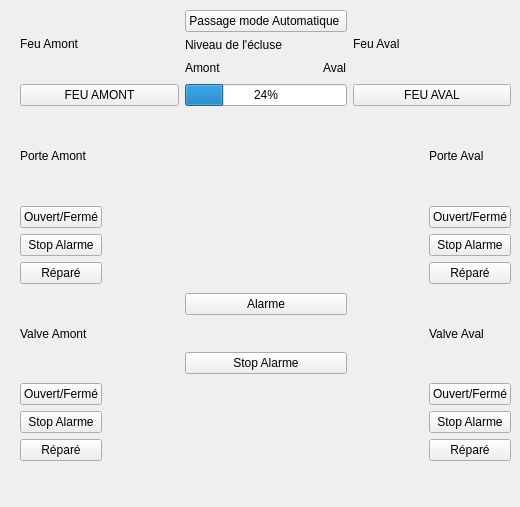
Alpam/Ecluse, file expert.ui: the form before one commit.
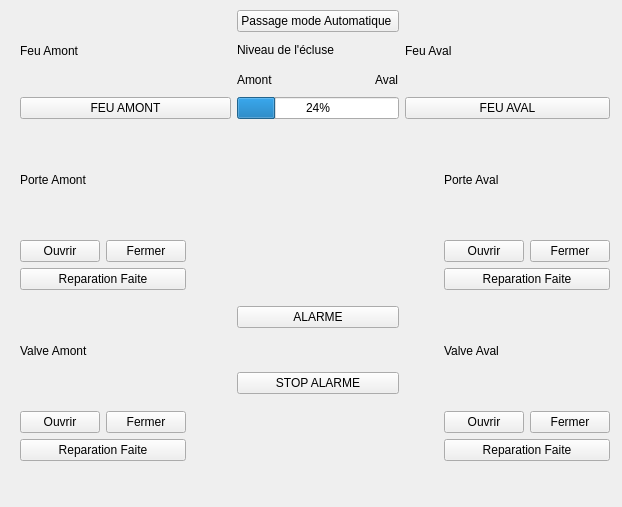
The form after the commit.

Commit message: Boutons fonctionnels

```diff
--- a/expert.ui
+++ b/expert.ui
@@ -6,7 +6,7 @@
    <rect>
     <x>0</x>
     <y>0</y>
-    <width>520</width>
+    <width>622</width>
     <height>507</height>
    </rect>
   </property>
@@ -18,79 +18,69 @@
     <rect>
      <x>20</x>
      <y>10</y>
-     <width>491</width>
+     <width>590</width>
      <height>451</height>
     </rect>
    </property>
    <layout class="QGridLayout" name="gridLayout">
-    <item row="6" column="0">
-     <widget class="QPushButton" name="vAmOnOff">
-      <property name="text">
-       <string>Ouvert/Fermé</string>
-      </property>
-     </widget>
+    <item row="3" column="6">
+     <layout class="QGridLayout" name="gridLayout_6">
+      <item row="0" column="0">
+       <widget class="QPushButton" name="pAvOnOff">
+        <property name="text">
+         <string>Ouvrir</string>
+        </property>
+       </widget>
+      </item>
+      <item row="0" column="1">
+       <widget class="QPushButton" name="pAvOff">
+        <property name="text">
+         <string>Fermer</string>
+        </property>
+       </widget>
+      </item>
+     </layout>
     </item>
-    <item row="2" column="0">
-     <widget class="QPushButton" name="pAmOnOff">
-      <property name="text">
-       <string>Ouvert/Fermé</string>
-      </property>
-     </widget>
-    </item>
-    <item row="5" column="0">
+    <item row="6" column="1">
      <widget class="QLabel" name="label_3">
       <property name="text">
        <string>Valve Amont</string>
       </property>
      </widget>
     </item>
-    <item row="4" column="2" rowspan="3">
+    <item row="5" column="4" rowspan="3">
      <layout class="QGridLayout" name="gridLayout_2">
       <item row="0" column="0">
        <widget class="QPushButton" name="boutonStartAlarme">
         <property name="text">
-         <string>Alarme</string>
+         <string>ALARME</string>
         </property>
        </widget>
       </item>
       <item row="1" column="0">
        <widget class="QPushButton" name="boutonStopAlarme">
         <property name="text">
-         <string>Stop Alarme</string>
+         <string>STOP ALARME</string>
         </property>
        </widget>
       </item>
      </layout>
     </item>
-    <item row="1" column="0">
+    <item row="1" column="1">
      <widget class="QLabel" name="label">
       <property name="text">
        <string>Porte Amont</string>
       </property>
      </widget>
     </item>
-    <item row="1" column="4">
+    <item row="1" column="6">
      <widget class="QLabel" name="label_2">
       <property name="text">
        <string>Porte Aval</string>
       </property>
      </widget>
     </item>
-    <item row="6" column="4">
-     <widget class="QPushButton" name="vAvOnOff">
-      <property name="text">
-       <string>Ouvert/Fermé</string>
-      </property>
-     </widget>
-    </item>
-    <item row="2" column="4">
-     <widget class="QPushButton" name="pAvOnOff">
-      <property name="text">
-       <string>Ouvert/Fermé</string>
-      </property>
-     </widget>
-    </item>
-    <item row="0" column="2">
+    <item row="0" column="4">
      <layout class="QGridLayout" name="gridLayout_8">
       <item row="2" column="0">
        <widget class="QProgressBar" name="barreNiveau">
@@ -146,63 +136,35 @@
       </item>
      </layout>
     </item>
-    <item row="5" column="4">
+    <item row="6" column="6">
      <widget class="QLabel" name="label_4">
       <property name="text">
        <string>Valve Aval</string>
       </property>
      </widget>
     </item>
-    <item row="3" column="0">
-     <widget class="QPushButton" name="bStopAlarmePorteAm">
-      <property name="text">
-       <string>Stop Alarme</string>
-      </property>
-     </widget>
-    </item>
-    <item row="12" column="4">
+    <item row="12" column="6">
      <widget class="QPushButton" name="boutonRepareValveAv">
       <property name="text">
-       <string>Réparé</string>
+       <string>Reparation Faite</string>
       </property>
      </widget>
     </item>
-    <item row="3" column="4">
-     <widget class="QPushButton" name="bStopAlarmePorteAv">
-      <property name="text">
-       <string>Stop Alarme</string>
-      </property>
-     </widget>
-    </item>
-    <item row="4" column="4">
+    <item row="5" column="6">
      <widget class="QPushButton" name="boutonReparePorteAv">
       <property name="text">
-       <string>Réparé</string>
+       <string>Reparation Faite</string>
       </property>
      </widget>
     </item>
-    <item row="4" column="0">
+    <item row="5" column="1">
      <widget class="QPushButton" name="boutonReparePorteAm">
       <property name="text">
-       <string>Réparé</string>
+       <string>Reparation Faite</string>
       </property>
      </widget>
     </item>
-    <item row="11" column="0">
-     <widget class="QPushButton" name="bStopAlarmeValveAm">
-      <property name="text">
-       <string>Stop Alarme</string>
-      </property>
-     </widget>
-    </item>
-    <item row="11" column="4">
-     <widget class="QPushButton" name="bStopAlarmeValveAv">
-      <property name="text">
-       <string>Stop Alarme</string>
-      </property>
-     </widget>
-    </item>
-    <item row="5" column="3">
+    <item row="6" column="5">
      <spacer name="horizontalSpacer_2">
       <property name="orientation">
        <enum>Qt::Horizontal</enum>
@@ -215,7 +177,7 @@
       </property>
      </spacer>
     </item>
-    <item row="5" column="1">
+    <item row="6" column="3">
      <spacer name="horizontalSpacer">
       <property name="orientation">
        <enum>Qt::Horizontal</enum>
@@ -228,14 +190,14 @@
       </property>
      </spacer>
     </item>
-    <item row="12" column="0">
+    <item row="12" column="1">
      <widget class="QPushButton" name="boutonRepareValveAm">
       <property name="text">
-       <string>Réparé</string>
+       <string>Reparation Faite</string>
       </property>
      </widget>
     </item>
-    <item row="0" column="0" colspan="2">
+    <item row="0" column="1" colspan="3">
      <layout class="QGridLayout" name="gridLayout_3">
       <item row="0" column="0">
        <widget class="QLabel" name="label_5">
@@ -253,7 +215,7 @@
       </item>
      </layout>
     </item>
-    <item row="0" column="3" colspan="2">
+    <item row="0" column="5" colspan="2">
      <layout class="QGridLayout" name="gridLayout_4">
       <item row="0" column="0">
        <widget class="QLabel" name="label_6">
@@ -271,6 +233,60 @@
       </item>
      </layout>
     </item>
+    <item row="7" column="6">
+     <layout class="QGridLayout" name="gridLayout_10">
+      <item row="0" column="1">
+       <widget class="QPushButton" name="vAmOff">
+        <property name="text">
+         <string>Fermer</string>
+        </property>
+       </widget>
+      </item>
+      <item row="0" column="0">
+       <widget class="QPushButton" name="vAmOn">
+        <property name="text">
+         <string>Ouvrir</string>
+        </property>
+       </widget>
+      </item>
+     </layout>
+    </item>
+    <item row="3" column="1">
+     <layout class="QGridLayout" name="gridLayout_5">
+      <item row="0" column="0" rowspan="2">
+       <widget class="QPushButton" name="pAmOnOff">
+        <property name="text">
+         <string>Ouvrir</string>
+        </property>
+       </widget>
+      </item>
+      <item row="0" column="1" rowspan="2">
+       <widget class="QPushButton" name="pAvOff_2">
+        <property name="text">
+         <string>Fermer</string>
+        </property>
+       </widget>
+      </item>
+     </layout>
+    </item>
+    <item row="7" column="1">
+     <layout class="QGridLayout" name="gridLayout_7">
+      <item row="0" column="0">
+       <widget class="QPushButton" name="vAvOn">
+        <property name="text">
+         <string>Ouvrir</string>
+        </property>
+       </widget>
+      </item>
+      <item row="0" column="1">
+       <widget class="QPushButton" name="vAvOff">
+        <property name="text">
+         <string>Fermer</string>
+        </property>
+       </widget>
+      </item>
+     </layout>
+    </item>
    </layout>
   </widget>
  </widget>
```
The commit also changes 3 other files.
